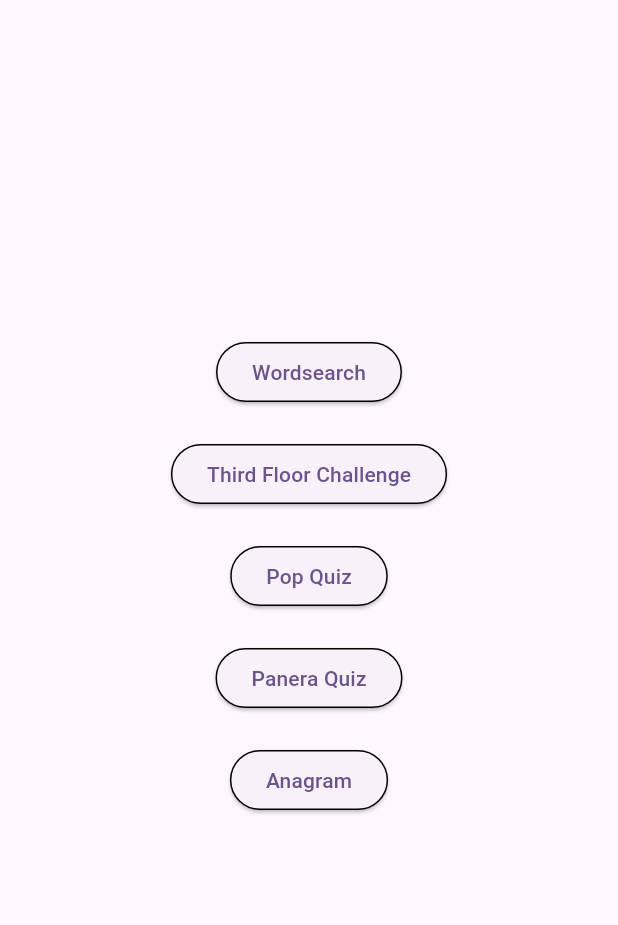
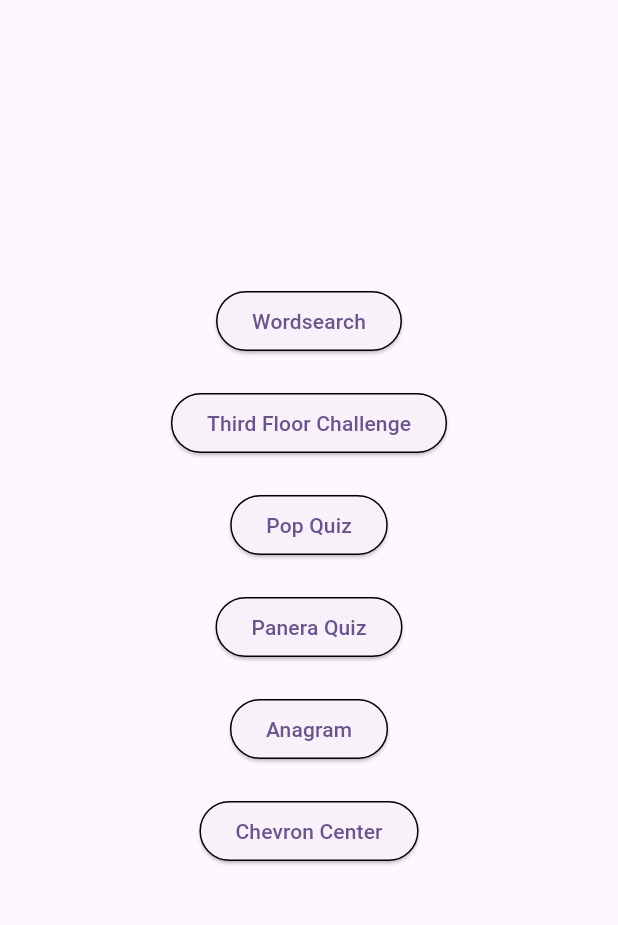
Before and after one commit to maureensanchez99/app6, a Flutter app: the HomePage screen opened directly, on a phone screen of 412 x 824 dp, the part 84-1009 px from its top. Run offline on Flutter 3.47's test engine with Material 3 defaults, Android fonts, the phone set to English and light mode, and no system bars.

Commit message:
Added the button in the menu to go to the Chevron Center Page. Also started the architecture for the code of the Chevron Center page.

```diff
--- /dev/null
+++ b/lib/pages/chevron_center.dart
@@ -0,0 +1,25 @@
+import 'package:flutter/material.dart';
+import 'home_page.dart';
+
+class ChevronCenter extends StatelessWidget {
+  const ChevronCenter({super.key});
+
+  @override
+  Widget build(BuildContext context) {
+    return MaterialApp(
+      title: 'I Spy',
+      theme: ThemeData(
+        primarySwatch: Colors.blue,
+      ),
+      home: const IspyGame(),
+    );
+  }
+}
+
+class _ChevronCenterState extends State<ChevronCenter> {
+  @override
+  Widget build(BuildContext context) {
+    // TODO: implement build
+    throw UnimplementedError();
+  }
+}
--- a/lib/pages/home_page.dart
+++ b/lib/pages/home_page.dart
@@ -4,6 +4,7 @@ import 'thirdfloor_page.dart';
 import 'popquiz_page.dart';
 import 'paneraquiz_page.dart';
 import 'capstone_stairs.dart';
+import 'chevron_center.dart';
 
 class HomePage extends StatelessWidget {
   const HomePage({super.key, required this.title});
@@ -76,6 +77,17 @@ class HomePage extends StatelessWidget {
               ),
               child: const Text("Anagram"),
             ),
+            const SizedBox(height: 20),
+            ElevatedButton(
+              onPressed: () => Navigator.push(
+                context,
+                MaterialPageRoute(builder: (context) => const ChevronCenter()),
+              ),
+              style: OutlinedButton.styleFrom(
+                side: const BorderSide(color: Colors.black),
+              ),
+              child: const Text("Chevron Center"),
+            ),
           ],
         ),
       ),
```
